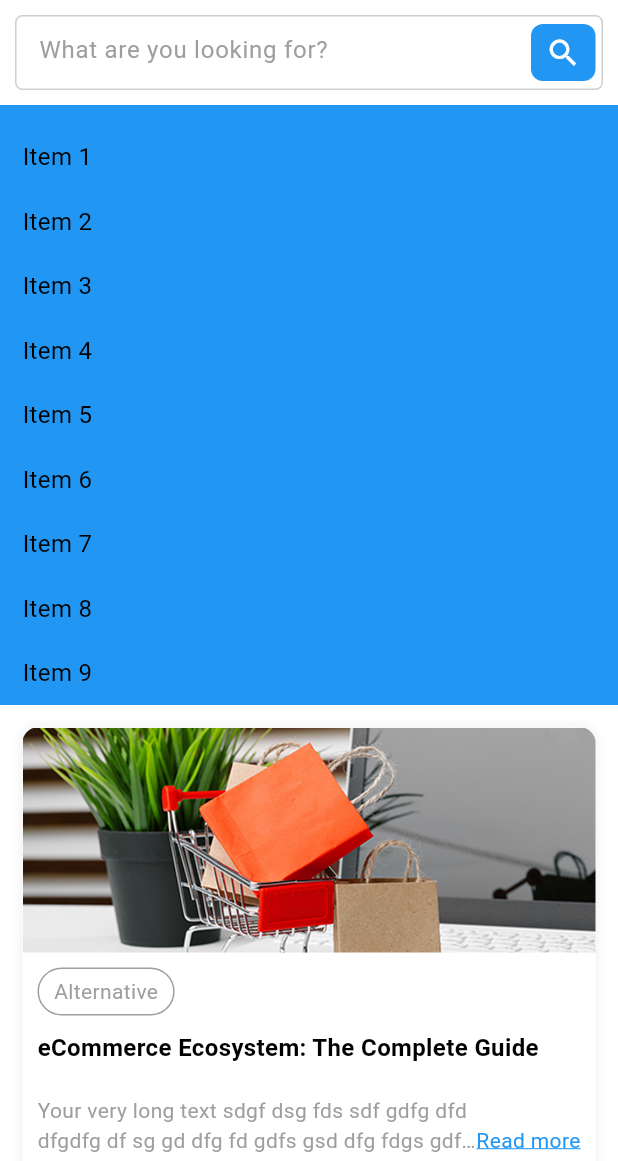
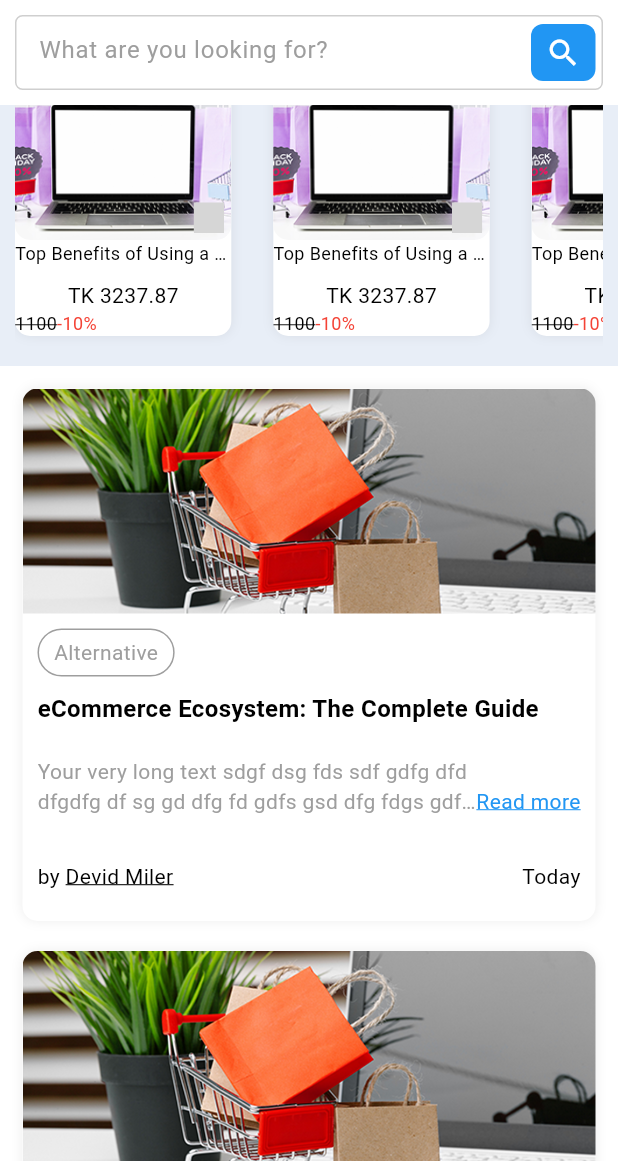
Before and after one commit to Zianur-6am/Flutter-Getx, a Flutter app: the ValleyHomeScreen screen opened by its route, tab 2 chosen, scrolled down 159 dp, on a phone screen of 412 x 824 dp, the part 75-1236 px from its top. Run offline on Flutter 3.47's test engine with Material 3 defaults, Android fonts, the phone set to English and light mode, and no system bars; our stand-ins replace cached_network_image, carousel_slider, flutter_svg, get, shared_preferences, sliver_tools; accounts and stored records are empty; network calls fail; Roboto replaces fonts that are missing (TitilliumWeb); project files that could hold a hidden picture were left out; grey boxes are pictures that could not be loaded.

Commit message:
feat: product card design done

```diff
--- /dev/null
+++ b/lib/common/basewidgets/custom_header_single_child_listview_widget.dart
@@ -0,0 +1,63 @@
+import 'package:flutter/material.dart';
+
+class CustomHeaderSingleChildListViewWidget extends StatelessWidget {
+  final int itemCount;
+  final Color? backgroundColor;
+  final IndexedWidgetBuilder itemBuilder;
+  final double itemSpacing;
+  final bool directionVertical;
+  final double verticalPadding;
+  final double horizontalPadding;
+  final Widget headerWidget;
+
+
+  const CustomHeaderSingleChildListViewWidget({
+    super.key,  // Optional Key parameter
+    required this.itemCount,
+    required this.itemBuilder,
+    this.itemSpacing = 8.0,
+    this.directionVertical = true, this.verticalPadding = 10,
+    this.horizontalPadding = 10,
+    required this.headerWidget,
+    this.backgroundColor, // Default spacing between items
+  });  // Passing the key to the parent constructor
+
+  @override
+  Widget build(BuildContext context) {
+    if (itemCount >= 1000) {
+      debugPrint(
+        'Warning: The itemCount is greater than 1000. For large lists, use ListView instead for better performance.',
+      );
+    }
+    return Container(
+      color: backgroundColor ?? Theme.of(context).cardColor,
+      padding: EdgeInsets.symmetric(horizontal: horizontalPadding, vertical: verticalPadding),
+      child: Column(
+        mainAxisSize: MainAxisSize.min,
+        children: [
+
+          headerWidget,
+
+          Flexible(
+            child: SingleChildScrollView(
+              scrollDirection: directionVertical ? Axis.vertical : Axis.horizontal,
+              child: directionVertical
+                  ? Column(children: List.generate(itemCount, (index) {
+                return Padding(
+                  padding: EdgeInsets.only(bottom: itemSpacing),
+                  child: itemBuilder(context, index),
+                );
+              }))
+                  : Row(children: List.generate(itemCount, (index) {
+                return Padding(
+                  padding: EdgeInsets.only(right: itemSpacing),
+                  child: itemBuilder(context, index),
+                );
+              })),
+            ),
+          ),
+        ],
+      ),
+    );
+  }
+}
--- a/lib/common/basewidgets/custom_header_list_widget.dart
+++ b/lib/common/basewidgets/custom_header_sliver_list_widget.dart
@@ -1,9 +1,10 @@
 import 'package:flutter/material.dart';
+import 'package:flutter_getx/design_practice/6valley_user/home_screen/widgets/product_card_widget.dart';
 import 'package:flutter_getx/utils/dimensions.dart';
 
-class CustomHeaderListWidget extends StatelessWidget {
+class CustomHeaderSliverListWidget extends StatelessWidget {
   final String headerText;
-  final Color backgroundColor;
+  final Color? backgroundColor;
   final List<String> items;
   final bool isHorizontal;
   final double itemHeight;
@@ -12,10 +13,9 @@ class CustomHeaderListWidget extends StatelessWidget {
   final double horizontalPadding;
   final TextStyle? headerTextStyle;
 
-  const CustomHeaderListWidget({
+  const CustomHeaderSliverListWidget({
     super.key,
     required this.headerText,
-    required this.backgroundColor,
     required this.items,
     this.isHorizontal = false,
     this.itemHeight = 60,
@@ -23,13 +23,14 @@ class CustomHeaderListWidget extends StatelessWidget {
     this.verticalPadding = 10,
     this.horizontalPadding = 15,
     this.headerTextStyle,
+    this.backgroundColor,
   });
 
   @override
   Widget build(BuildContext context) {
     return DecoratedSliver(
       decoration: BoxDecoration(
-        color: backgroundColor
+        color: backgroundColor ?? Theme.of(context).cardColor
       ),
       sliver: SliverMainAxisGroup( slivers: [
 
@@ -51,18 +52,7 @@ class CustomHeaderListWidget extends StatelessWidget {
         SliverList(
           delegate: SliverChildBuilderDelegate(
                 (context, index) {
-              return Container(
-                // margin: EdgeInsets.symmetric(vertical: verticalPadding, horizontal: horizontalPadding),
-                padding: EdgeInsets.symmetric(horizontal: horizontalPadding, vertical: verticalPadding),
-                decoration: BoxDecoration(
-                  color: backgroundColor,
-                  borderRadius: BorderRadius.circular(10),
-                ),
-                child: Text(
-                  items[index],
-                  style: TextStyle(color: Colors.black, fontSize: 16),
-                ),
-              );
+              return const ProductCardWidget();
             },
             childCount: items.length,
           ),
--- a/lib/common/basewidgets/custom_listview_widget.dart
+++ b/lib/common/basewidgets/custom_singlechild_listview_widget.dart
@@ -1,13 +1,13 @@
 import 'package:flutter/material.dart';
 
-class CustomListViewWidget extends StatelessWidget {
+class CustomSingleChildListViewWidget extends StatelessWidget {
   final int itemCount;
   final IndexedWidgetBuilder itemBuilder;
   final double itemSpacing;
   final bool directionVertical;
 
 
-  const CustomListViewWidget({
+  const CustomSingleChildListViewWidget({
     super.key,  // Optional Key parameter
     required this.itemCount,
     required this.itemBuilder,
--- a/lib/design_practice/6valley_user/home_screen/screens/valley_home_screen.dart
+++ b/lib/design_practice/6valley_user/home_screen/screens/valley_home_screen.dart
@@ -39,8 +39,6 @@ class _ValleyHomeScreenState extends State<ValleyHomeScreen> with SingleTickerPr
     return Scaffold(
       body: SafeArea(
         child: NestedScrollView(
-          floatHeaderSlivers: false, // Ensures headers work correctly
-          physics: const ClampingScrollPhysics(),
           headerSliverBuilder: (context, _){
             return [
 
--- /dev/null
+++ b/lib/design_practice/6valley_user/home_screen/widgets/product_card_widget.dart
@@ -0,0 +1,71 @@
+import 'package:flutter/material.dart';
+import 'package:flutter_getx/common/basewidgets/custom_asset_image_widget.dart';
+import 'package:flutter_getx/utils/dimensions.dart';
+import 'package:flutter_getx/utils/images.dart';
+
+class ProductCardWidget extends StatelessWidget {
+  final double imageHeight;
+  final double imageWeight;
+
+  const ProductCardWidget({
+    super.key,
+    this.imageHeight = 120,
+    this.imageWeight = 120,
+  });
+
+  @override
+  Widget build(BuildContext context) {
+    return Container(
+      constraints: BoxConstraints(maxWidth: MediaQuery.sizeOf(context).width * 0.35),
+      margin: const EdgeInsets.only(right: 20),
+      decoration: BoxDecoration(
+        borderRadius: BorderRadius.circular(10),
+        color: Colors.white,
+        boxShadow: [
+          BoxShadow(
+            blurRadius: 6,
+            color: Colors.black.withValues(alpha: .07),
+          )
+        ],
+      ),
+      child: Column(mainAxisSize: MainAxisSize.min, crossAxisAlignment: CrossAxisAlignment.start, children: [
+        const Stack(children: [
+
+          ClipRRect(
+            borderRadius: BorderRadius.all(Radius.circular(10)),
+              child: CustomAssetImageWidget(Images.laptop, fit: BoxFit.cover, height: 120, width: double.infinity)),
+
+          Positioned(
+            bottom: 5,
+            right: 5,
+            child: CustomAssetImageWidget(Images.favoriteIcon),
+          ),
+        ]),
+
+        LayoutBuilder(builder: (context, boxConstraint){
+        return const Column(children: [
+            Text('Top Benefits of Using a POS System sdfds sdf sd fd sd s s dds fsda  sf',
+              style: TextStyle(fontSize: 12, fontWeight: FontWeight.w400),
+              maxLines: 1,
+              overflow: TextOverflow.ellipsis,
+            ),
+            SizedBox(height: Dimensions.paddingSizeSmall),
+
+            Text('TK 3237.87', maxLines: 1, overflow: TextOverflow.ellipsis),
+
+            Row(children: [
+              Text('1100',
+                style: TextStyle(fontSize: 12, fontWeight: FontWeight.w400, decoration: TextDecoration.lineThrough),
+              ),
+              SizedBox(height: Dimensions.paddingSizeSmall),
+
+              Text('-10%',
+                style: TextStyle(fontSize: 12, fontWeight: FontWeight.w400, color: Colors.red),
+              ),
+            ]),
+          ]);
+        }),
+      ]),
+    );
+  }
+}
--- a/lib/design_practice/6valley_user/home_screen/widgets/valley_home_tab_widget.dart
+++ b/lib/design_practice/6valley_user/home_screen/widgets/valley_home_tab_widget.dart
@@ -1,7 +1,9 @@
 import 'package:flutter/material.dart';
-import 'package:flutter_getx/common/basewidgets/custom_header_list_widget.dart';
+import 'package:flutter_getx/common/basewidgets/custom_header_single_child_listview_widget.dart';
+import 'package:flutter_getx/common/basewidgets/custom_header_sliver_list_widget.dart';
 import 'package:flutter_getx/common/basewidgets/dummy_widget.dart';
 import 'package:flutter_getx/common/basewidgets/sliver_header_delegate.dart';
+import 'package:flutter_getx/design_practice/6valley_user/home_screen/widgets/product_card_widget.dart';
 import 'package:flutter_getx/design_practice/6valley_user/home_screen/widgets/tab_bar_valley_home_widget.dart';
 import 'package:flutter_getx/helper/tab_class.dart';
 import 'package:flutter_getx/tab_bar/controllers/tab_controller.dart';
@@ -49,12 +51,24 @@ class _ValleyHomeTabState extends State<ValleyHomeTab> with SingleTickerProvider
               handle: NestedScrollView.sliverOverlapAbsorberHandleFor(context),
             ),
 
-            // ✅ Add the custom widget
-            CustomHeaderListWidget(
-              headerText: "Popular Items",
-              backgroundColor: Colors.blue,
-              items: List.generate(10, (index) => "Item $index"), // Large dataset
-              isHorizontal: true, // Change to false for vertical scrolling
+
+            SliverToBoxAdapter(
+              child: CustomHeaderSingleChildListViewWidget(
+                backgroundColor: Theme.of(context).primaryColor.withValues(alpha: 0.1),
+                headerWidget: Row(
+                  children: [
+                    Text("One Time Deal"),
+                  ],
+                ),
+                directionVertical: false,
+                itemCount: 10,
+                itemBuilder: (context, index){
+                  return const Padding(
+                    padding: EdgeInsets.symmetric(vertical: 10),
+                    child: ProductCardWidget(),
+                  );
+                },
+              ),
             ),
 
             GetBuilder<HomeController>(builder: (homeController){
@@ -71,7 +85,6 @@ class _ValleyHomeTabState extends State<ValleyHomeTab> with SingleTickerProvider
                 ),
               ) : const SizedBox.shrink();
             }),
-
 
             SliverToBoxAdapter(child: Padding(
               padding: const EdgeInsets.only(bottom: 20),
--- a/lib/design_practice/6valley_user/home_screen/widgets/welcome_banner_widget.dart
+++ b/lib/design_practice/6valley_user/home_screen/widgets/welcome_banner_widget.dart
@@ -8,7 +8,7 @@ class WelcomeBannerWidget extends StatelessWidget {
   Widget build(BuildContext context) {
     return SliverToBoxAdapter(
       child: Container(
-        color: Colors.blue,
+        color: Theme.of(context).primaryColor,
         padding: const EdgeInsets.symmetric(horizontal: Dimensions.paddingSizeSmall, vertical: Dimensions.paddingSizeSmall),
         child: const Row(
           mainAxisAlignment: MainAxisAlignment.spaceBetween,
--- a/lib/tab_bar/widgets/home_widget.dart
+++ b/lib/tab_bar/widgets/home_widget.dart
@@ -1,5 +1,5 @@
 import 'package:flutter/material.dart';
-import 'package:flutter_getx/common/basewidgets/custom_listview_widget.dart';
+import 'package:flutter_getx/common/basewidgets/custom_singlechild_listview_widget.dart';
 import 'package:flutter_getx/tab_bar/controllers/tab_controller.dart';
 import 'package:flutter_getx/tab_bar/widgets/blog_card_widget.dart';
 import 'package:flutter_getx/tab_bar/widgets/blog_custom_title_widget.dart';
@@ -70,7 +70,7 @@ class _HomeTabState extends State<HomeTab> {
                   const CustomTitleWidget(),
 
 
-                  CustomListViewWidget(
+                  CustomSingleChildListViewWidget(
                       itemCount: 5,
                       directionVertical: false,
                       itemBuilder: (context, index){
--- a/lib/utils/images.dart
+++ b/lib/utils/images.dart
@@ -3,5 +3,7 @@ class Images {
   static const String laptop = 'assets/images/laptop_image.png';
 
   //svg
+  static const String favoriteIcon = 'assets/images/svg/favorite_icon.svg';
+  static const String girlImage = 'assets/images/svg/girl_image.svg';
 
 }
```
Also changed, not shown: assets/images/svg/favorite_icon.svg (added), assets/images/svg/girl_image.svg (added).
